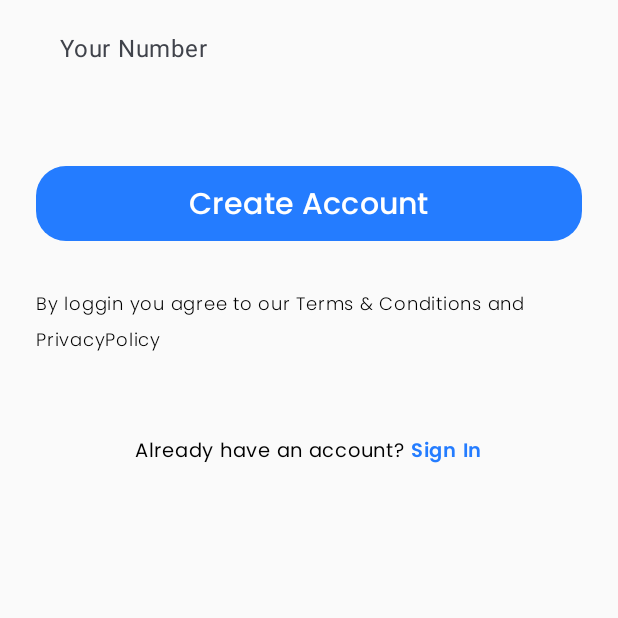
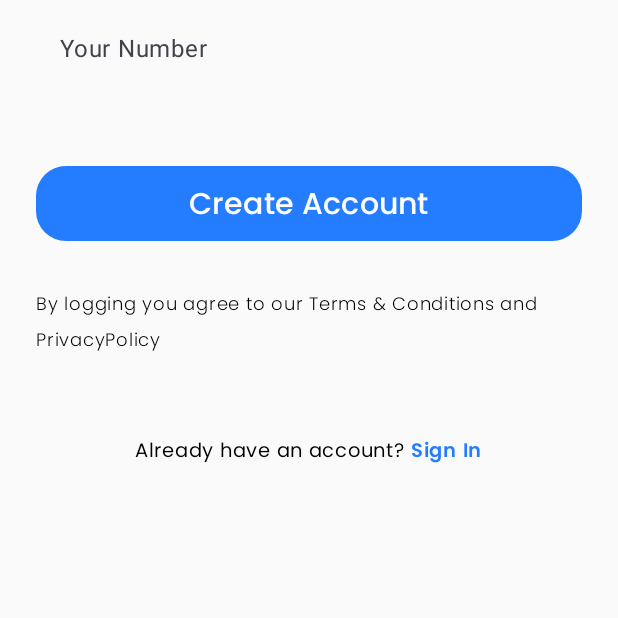
Before and after one commit to chiru-kiran/Bliss-Timer, an Android app built with Jetpack Compose: the screen it shows after launch (MainActivity), after a tap on "Sign Up", on a phone screen of 412 x 824 dp, the part 618-1236 px from its top. Run offline under Robolectric (Android 15) with nearby library versions, the light colour scheme and no system bars; our stand-ins replace Dagger/Hilt's generated code, Firebase (no records; nobody signed in at launch, a user with empty details on screens opened directly).

Commit message:
Commit 7

```diff
--- a/app/src/main/java/uk/ac/tees/mad/univid/presentation/component/AppNavigation.kt
+++ b/app/src/main/java/uk/ac/tees/mad/univid/presentation/component/AppNavigation.kt
@@ -6,6 +6,7 @@ import androidx.navigation.compose.NavHost
 import androidx.navigation.compose.composable
 import androidx.navigation.compose.rememberNavController
 import uk.ac.tees.mad.univid.presentation.AppViewModel
+import uk.ac.tees.mad.univid.presentation.ui.HomeScreen
 import uk.ac.tees.mad.univid.presentation.ui.LoginScreen
 import uk.ac.tees.mad.univid.presentation.ui.SignUpScreen
 import uk.ac.tees.mad.univid.presentation.ui.SplashScreen
@@ -14,6 +15,7 @@ sealed class ApplicationNavigationItems(val route : String){
     object SplashScreen : ApplicationNavigationItems("splash_screen")
     object LoginScreen : ApplicationNavigationItems("login_screen")
     object SignUpScreen : ApplicationNavigationItems("sign_up_screen")
+    object HomeScreen : ApplicationNavigationItems("home_screen")
 }
 
 @Composable
@@ -32,5 +34,8 @@ fun ApplicationNavigation(){
         composable(ApplicationNavigationItems.SignUpScreen.route){
             SignUpScreen(viewModel, navController)
         }
+        composable(ApplicationNavigationItems.HomeScreen.route){
+            HomeScreen(viewModel, navController)
+        }
     }
 }
--- a/app/src/main/java/uk/ac/tees/mad/univid/presentation/ui/LoginScreen.kt
+++ b/app/src/main/java/uk/ac/tees/mad/univid/presentation/ui/LoginScreen.kt
@@ -11,6 +11,7 @@ import androidx.compose.foundation.layout.padding
 import androidx.compose.foundation.shape.RoundedCornerShape
 import androidx.compose.material3.Button
 import androidx.compose.material3.ButtonDefaults
+import androidx.compose.material3.CircularProgressIndicator
 import androidx.compose.material3.OutlinedTextField
 import androidx.compose.material3.Text
 import androidx.compose.material3.TextField
@@ -21,6 +22,7 @@ import androidx.compose.runtime.mutableStateOf
 import androidx.compose.runtime.remember
 import androidx.compose.ui.Modifier
 import androidx.compose.ui.graphics.Color
+import androidx.compose.ui.platform.LocalContext
 import androidx.compose.ui.text.font.FontWeight
 import androidx.compose.ui.unit.dp
 import androidx.compose.ui.unit.sp
@@ -31,9 +33,15 @@ import uk.ac.tees.mad.univid.ui.theme.poppins
 
 @Composable
 fun LoginScreen(viewModel: AppViewModel, navController: NavHostController) {
+    val isLoggedIn = viewModel.isLoggedIn
+    val isLoading = viewModel.isLoading
     val email = remember { mutableStateOf("") }
     val password = remember {
         mutableStateOf("")
+    }
+    val context = LocalContext.current
+    if (isLoggedIn.value){
+        navController.navigate(ApplicationNavigationItems.HomeScreen.route)
     }
     Column(Modifier.padding(24.dp)) {
         Spacer(modifier = Modifier.height(120.dp))
@@ -81,12 +89,16 @@ fun LoginScreen(viewModel: AppViewModel, navController: NavHostController) {
         )
         Spacer(modifier = Modifier.height(50.dp))
         Button(
-            onClick = { /*TODO*/ }, modifier = Modifier
+            onClick = { viewModel.login(context, email.value, password.value) }, modifier = Modifier
                 .fillMaxWidth()
                 .height(50.dp), shape = RoundedCornerShape(20.dp),
             colors = ButtonDefaults.buttonColors(Color(0xFF247CFF))
         ) {
-            Text(text = "Login", fontFamily = poppins, fontSize = 20.sp)
+            if (isLoading.value) {
+                CircularProgressIndicator()
+            } else {
+                Text(text = "Login", fontFamily = poppins, fontSize = 20.sp)
+            }
         }
         Spacer(modifier = Modifier.height(30.dp))
         Text(
--- a/app/src/main/java/uk/ac/tees/mad/univid/presentation/ui/SignUpScreen.kt
+++ b/app/src/main/java/uk/ac/tees/mad/univid/presentation/ui/SignUpScreen.kt
@@ -12,6 +12,7 @@ import androidx.compose.foundation.shape.RoundedCornerShape
 import androidx.compose.foundation.text.KeyboardOptions
 import androidx.compose.material3.Button
 import androidx.compose.material3.ButtonDefaults
+import androidx.compose.material3.CircularProgressIndicator
 import androidx.compose.material3.Text
 import androidx.compose.material3.TextField
 import androidx.compose.material3.TextFieldDefaults
@@ -20,6 +21,7 @@ import androidx.compose.runtime.mutableStateOf
 import androidx.compose.runtime.remember
 import androidx.compose.ui.Modifier
 import androidx.compose.ui.graphics.Color
+import androidx.compose.ui.platform.LocalContext
 import androidx.compose.ui.text.font.FontWeight
 import androidx.compose.ui.text.input.KeyboardType
 import androidx.compose.ui.unit.dp
@@ -31,6 +33,8 @@ import uk.ac.tees.mad.univid.ui.theme.poppins
 
 @Composable
 fun SignUpScreen(viewModel: AppViewModel, navController: NavHostController) {
+    val isLoggedIn = viewModel.isLoggedIn
+    val isLoading = viewModel.isLoading
     val email = remember { mutableStateOf("") }
     val password = remember {
         mutableStateOf("")
@@ -38,6 +42,11 @@ fun SignUpScreen(viewModel: AppViewModel, navController: NavHostController) {
     val number = remember {
         mutableStateOf("")
     }
+    val context = LocalContext.current
+    if (isLoggedIn.value){
+        navController.navigate(ApplicationNavigationItems.LoginScreen.route)
+    }
+
     Column(Modifier.padding(24.dp)) {
         Spacer(modifier = Modifier.height(120.dp))
         Text(
@@ -100,16 +109,21 @@ fun SignUpScreen(viewModel: AppViewModel, navController: NavHostController) {
         )
         Spacer(modifier = Modifier.height(50.dp))
         Button(
-            onClick = { /*TODO*/ }, modifier = Modifier
+            onClick = { viewModel.signUp(context = context, email = email.value, password = password.value, number = number.value) },
+            modifier = Modifier
                 .fillMaxWidth()
                 .height(50.dp), shape = RoundedCornerShape(20.dp),
             colors = ButtonDefaults.buttonColors(Color(0xFF247CFF))
         ) {
-            Text(text = "Create Account", fontFamily = poppins, fontSize = 20.sp)
+            if (isLoading.value) {
+                CircularProgressIndicator()
+            } else {
+                Text(text = "Create Account", fontFamily = poppins, fontSize = 20.sp)
+            }
         }
         Spacer(modifier = Modifier.height(30.dp))
         Text(
-            text = "By loggin you agree to our Terms & Conditions and PrivacyPolicy",
+            text = "By logging you agree to our Terms & Conditions and PrivacyPolicy",
             fontFamily = poppins,
             fontSize = 12.sp,
             fontWeight = FontWeight.Light
```
Also changed, not shown: app/src/main/java/uk/ac/tees/mad/univid/domain/model/User.kt (+7 -1 lines), app/src/main/java/uk/ac/tees/mad/univid/presentation/AppViewModel.kt (+42 -2 lines), app/src/main/java/uk/ac/tees/mad/univid/presentation/ui/HomeScreen.kt (added, +9 -0 lines).
